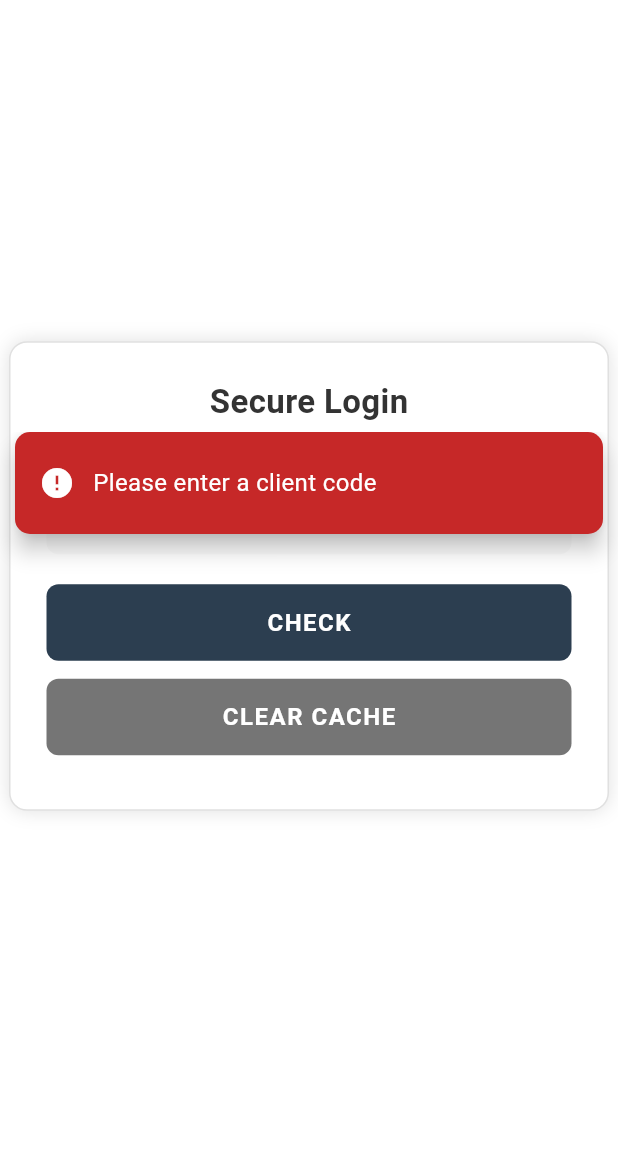
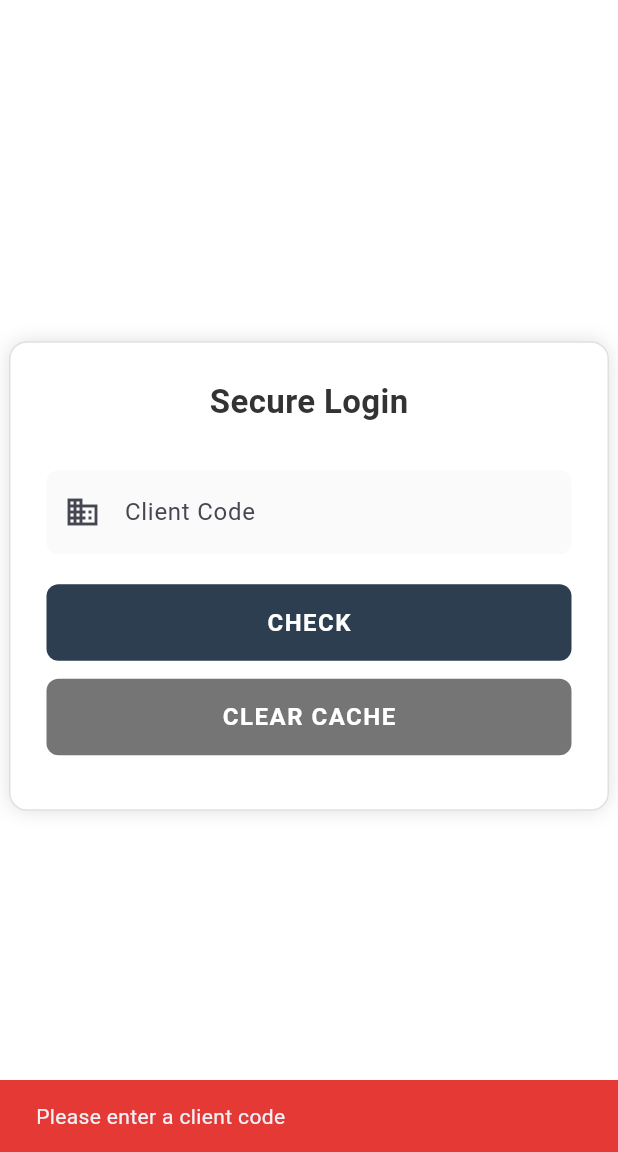
Before and after one commit to PritPatel1908/easytime_online, a Flutter app: the screen it shows after launch, after a tap on "CHECK", on a phone screen of 412 x 824 dp, the part 84-1236 px from its top. Run offline on Flutter 3.47's test engine with Material 3 defaults, Android fonts, the light colour scheme and no system bars; our stand-ins replace shared_preferences.

Commit message:
toast message fix

```diff
--- a/lib/dashboard_screen.dart
+++ b/lib/dashboard_screen.dart
@@ -45,7 +45,9 @@ class _DashboardScreenState extends State<DashboardScreen>
             backgroundColor: Colors.white,
             flexibleSpace: FlexibleSpaceBar(
               titlePadding: const EdgeInsets.only(left: 16, bottom: 16),
-              title: Row(
+              title: Padding(
+                padding: const EdgeInsets.only(right: 60),
+                child: Row(
                   mainAxisSize: MainAxisSize.min,
                   children: [
                     Text(
@@ -66,10 +68,12 @@ class _DashboardScreenState extends State<DashboardScreen>
                     ),
                   ],
                 ),
+              ),
               background: Container(
                 color: Colors.white,
-                padding: const EdgeInsets.fromLTRB(16, 60, 16, 0),
+                padding: const EdgeInsets.fromLTRB(16, 40, 16, 0),
                 child: Row(
+                  crossAxisAlignment: CrossAxisAlignment.start,
                   children: [
                     Expanded(
                       child: Text(
@@ -79,8 +83,12 @@ class _DashboardScreenState extends State<DashboardScreen>
                           fontWeight: FontWeight.bold,
                           color: Color(0xFF333333),
                         ),
+                        overflow: TextOverflow.ellipsis,
+                        softWrap: true,
+                        maxLines: 2,
                       ),
                     ),
+                    const SizedBox(width: 12),
                     Container(
                       decoration: BoxDecoration(
                         shape: BoxShape.circle,
--- a/lib/main.dart
+++ b/lib/main.dart
@@ -442,47 +442,16 @@ class _HomeScreenState extends State<HomeScreen> {
     }
   }
 
-  // Custom toast message with better styling
+  // Simple toast message
   void _showCustomToast(String message, {required bool isSuccess}) {
     // Dismiss keyboard first
     FocusScope.of(context).unfocus();
 
     ScaffoldMessenger.of(context).showSnackBar(
       SnackBar(
-        content: Container(
-          padding: const EdgeInsets.symmetric(vertical: 8),
-          child: Row(
-            children: [
-              Icon(
-                isSuccess ? Icons.check_circle : Icons.error,
-                color: Colors.white,
-              ),
-              const SizedBox(width: 12),
-              Expanded(
-                child: Text(
-                  message,
-                  style: const TextStyle(
-                    color: Colors.white,
-                    fontSize: 16,
-                  ),
-                ),
-              ),
-            ],
-          ),
-        ),
-        backgroundColor:
-            isSuccess ? Colors.green.shade800 : Colors.red.shade800,
-        duration: Duration(seconds: isSuccess ? 2 : 4),
-        behavior: SnackBarBehavior.floating,
-        shape: RoundedRectangleBorder(
-          borderRadius: BorderRadius.circular(10),
-        ),
-        margin: EdgeInsets.only(
-          bottom: MediaQuery.of(context).size.height * 0.5,
-          left: 10,
-          right: 10,
-        ),
-        elevation: 6,
+        content: Text(message),
+        backgroundColor: isSuccess ? Colors.green[600] : Colors.red[600],
+        duration: const Duration(seconds: 2),
       ),
     );
   }
```
Lines whose indentation alone changed are shown as unchanged.
